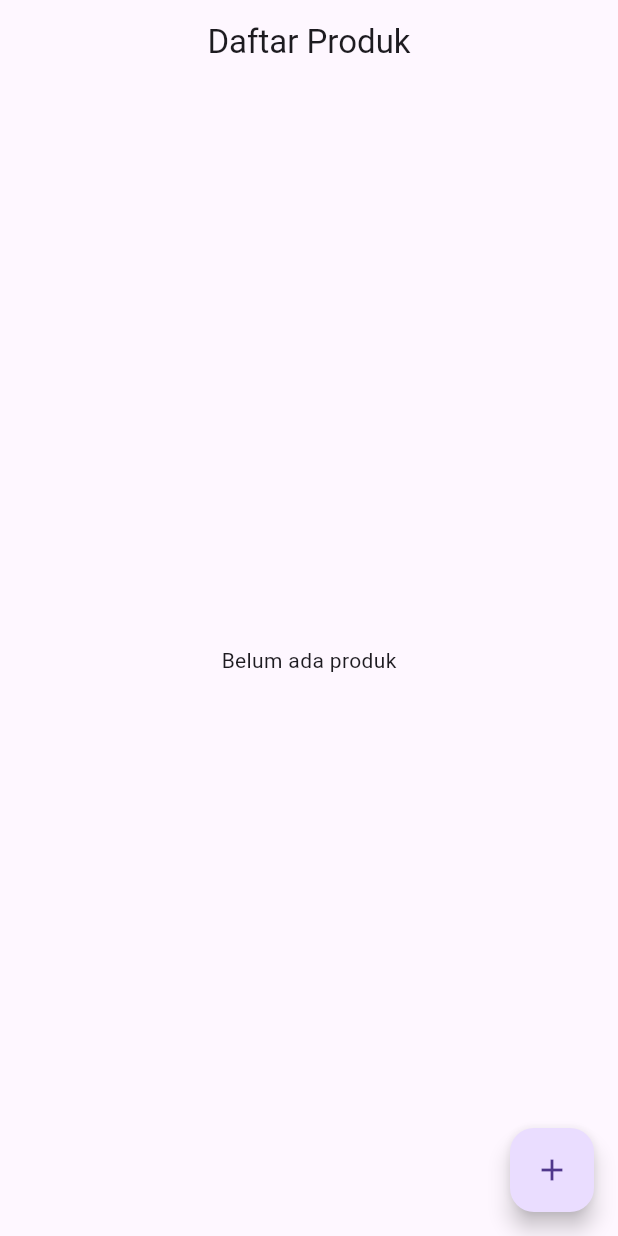
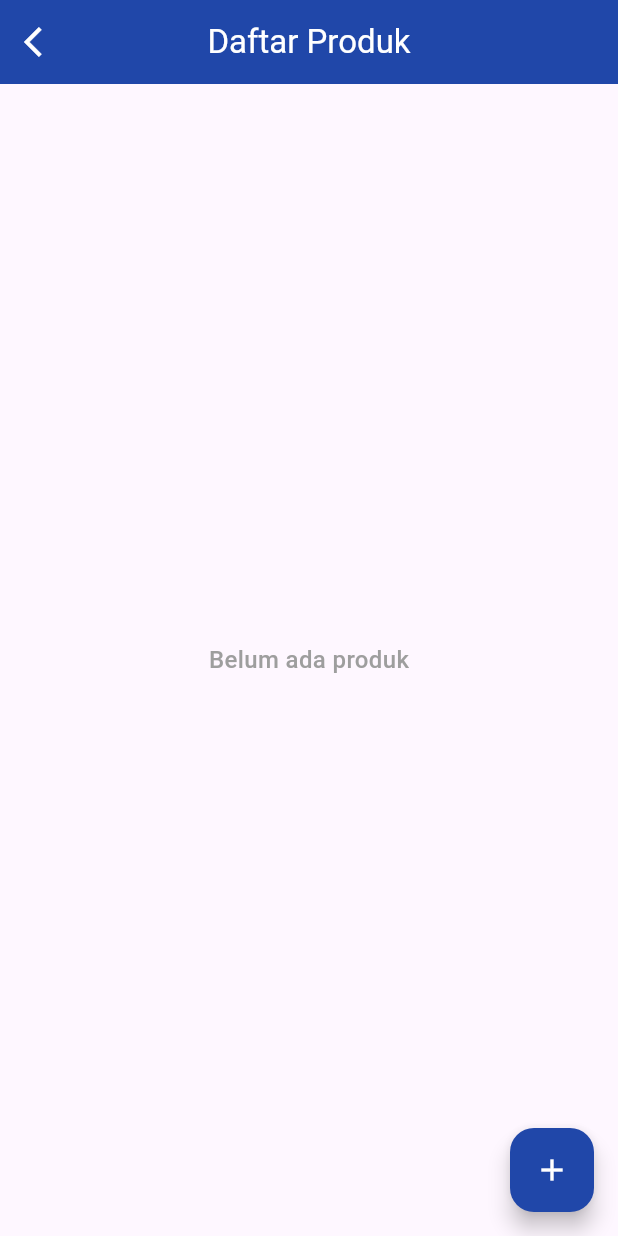
Before and after one commit to nurfaidz/simply-inventory-with-flutter, a Flutter app: the HomePage screen opened directly, after a tap on "Logout", after a tap on "Produk", on a phone screen of 412 x 824 dp. Run offline on Flutter 3.47's test engine with Material 3 defaults, Android fonts, the phone set to English and light mode, and no system bars; our stand-ins replace dio, shared_preferences; accounts and stored records are empty; network calls fail.

Commit message:
feat(header_widget.dart): replace text title with logo image to improve branding and visual appeal

```diff
--- a/lib/features/homes/home_page.dart
+++ b/lib/features/homes/home_page.dart
@@ -36,6 +36,7 @@ class _HomePageState extends State<HomePage> {
           preferredSize: Size.fromHeight(60.0),
           child: HeaderWidget(),
         ),
+        backgroundColor: const Color(0xFF2047A9),
       ),
       body: Center(
         child: GridView.count(
@@ -59,43 +60,8 @@ class _HomePageState extends State<HomePage> {
                 icon: Icons.output,
                 label: 'Barang Keluar',
                 route: '/outgoing-items'),
-            GestureDetector(
-              onTap: () => _logout(),
-              child: Container(
-                decoration: BoxDecoration(
-                  gradient: const LinearGradient(
-                    colors: [Color(0xFF4A90E2), Color(0xFF007AFF)],
-                    begin: Alignment.topLeft,
-                    end: Alignment.bottomRight,
-                  ),
-                  borderRadius: BorderRadius.circular(16),
-                  boxShadow: [
-                    BoxShadow(
-                      color: Colors.black.withOpacity(0.2),
-                      blurRadius: 8,
-                      offset: const Offset(2, 4),
-                    ),
-                  ],
-                ),
-                child: Column(
-                  mainAxisAlignment: MainAxisAlignment.center,
-                  children: [
-                    _isLoading
-                        ? const CircularProgressIndicator()
-                        : Icon(Icons.logout, size: 48, color: Colors.white),
-                    const SizedBox(height: 8),
-                    Text(
-                      'Logout',
-                      style: const TextStyle(
-                        color: Colors.white,
-                        fontSize: 16,
-                        fontWeight: FontWeight.bold,
-                      ),
-                    )
-                  ],
-                ),
-              ),
-            )
+            _buildMenuItem(context,
+                icon: Icons.logout, label: 'Logout', onTap: _logout, isLoading: _isLoading),
           ],
         ),
       ),
@@ -104,13 +70,13 @@ class _HomePageState extends State<HomePage> {
 }
 
 Widget _buildMenuItem(BuildContext context,
-    {required icon, required String label, required String route}) {
+    {required IconData icon, required String label, String? route, VoidCallback? onTap, bool isLoading = false}) {
   return GestureDetector(
-    onTap: () => Navigator.pushNamed(context, route),
+    onTap: onTap ?? () => Navigator.pushNamed(context, route!),
     child: Container(
       decoration: BoxDecoration(
         gradient: const LinearGradient(
-          colors: [Color(0xFF4A90E2), Color(0xFF007AFF)],
+          colors: [Color(0xFF2047A9), Color(0xFF102B75)],
           begin: Alignment.topLeft,
           end: Alignment.bottomRight,
         ),
@@ -126,7 +92,9 @@ Widget _buildMenuItem(BuildContext context,
       child: Column(
         mainAxisAlignment: MainAxisAlignment.center,
         children: [
-          Icon(icon, size: 48, color: Colors.white),
+          isLoading
+              ? const CircularProgressIndicator(color: Colors.white)
+              : Icon(icon, size: 48, color: Colors.white),
           const SizedBox(height: 8),
           Text(
             label,
--- a/lib/features/products/product_page.dart
+++ b/lib/features/products/product_page.dart
@@ -15,7 +15,8 @@ class _ProductPageState extends State<ProductPage> {
   void initState() {
     super.initState();
     Future.microtask(() {
-      final productProvider = Provider.of<ProductProvider>(context, listen: false);
+      final productProvider =
+          Provider.of<ProductProvider>(context, listen: false);
       final authProvider = Provider.of<AuthProvider>(context, listen: false);
       String token = authProvider.token!;
       productProvider.getProducts(token);
@@ -25,9 +26,20 @@ class _ProductPageState extends State<ProductPage> {
   @override
   Widget build(BuildContext context) {
     return Scaffold(
-      appBar: AppBar(title: const Text('Daftar Produk'), centerTitle: true, automaticallyImplyLeading: false),
+      appBar: AppBar(
+        title: const Text('Daftar Produk', style: TextStyle(color: Colors.white)),
+        centerTitle: true,
+        backgroundColor: const Color(0xFF2047A9),
+        elevation: 0,
+        leading: IconButton(
+          icon: const Icon(Icons.arrow_back_ios, color: Colors.white),
+          onPressed: () {
+            Navigator.pop(context);
+          },
+        ),
+      ),
       body: Padding(
-        padding: const EdgeInsets.symmetric(horizontal: 16, vertical: 8),
+        padding: const EdgeInsets.all(16),
         child: Consumer<ProductProvider>(
           builder: (context, productProvider, _) {
             if (productProvider.isLoading) {
@@ -35,14 +47,29 @@ class _ProductPageState extends State<ProductPage> {
             }
 
             if (productProvider.products.isEmpty) {
-              return const Center(child: Text('Belum ada produk'));
+              return const Center(
+                child: Text(
+                  'Belum ada produk',
+                  style: TextStyle(
+                      fontSize: 16,
+                      fontWeight: FontWeight.w500,
+                      color: Colors.grey),
+                ),
+              );
             }
 
-            return ListView.builder(
+            return ListView.separated(
               itemCount: productProvider.products.length,
+              separatorBuilder: (_, __) => const SizedBox(height: 10),
               itemBuilder: (context, index) {
                 final product = productProvider.products[index];
-                return _buildProductCard(context: context, productId:product['id'], name: product['name'] ?? '-', stock: product['stock'], imageUrl: product['image_url'] ?? 'https://fakeimg.pl/150');
+                return _buildProductCard(
+                  context: context,
+                  productId: product['id'],
+                  name: product['name'] ?? '-',
+                  stock: product['stock'],
+                  imageUrl: product['image_url'] ?? 'https://fakeimg.pl/150',
+                );
               },
             );
           },
@@ -52,37 +79,55 @@ class _ProductPageState extends State<ProductPage> {
         onPressed: () {
           Navigator.pushNamed(context, '/products/create');
         },
-        child: const Icon(Icons.add),
+        backgroundColor: const Color(0xFF2047A9),
+        child: const Icon(Icons.add, color: Colors.white),
       ),
     );
   }
 
-  Widget _buildProductCard(
-      {required BuildContext context,
-      required int productId,
-      required String name,
-      required int stock,
-      required String imageUrl}) {
+  Widget _buildProductCard({
+    required BuildContext context,
+    required int productId,
+    required String name,
+    required int stock,
+    required String imageUrl,
+  }) {
     return Card(
       margin: const EdgeInsets.symmetric(vertical: 8),
       shape: RoundedRectangleBorder(borderRadius: BorderRadius.circular(12)),
       elevation: 4,
+      shadowColor: Colors.grey.withOpacity(0.3),
       child: ListTile(
+        contentPadding:
+            const EdgeInsets.symmetric(horizontal: 16, vertical: 10),
         leading: ClipRRect(
           borderRadius: BorderRadius.circular(8),
           child: Image.network(
             imageUrl,
-            width: 50,
-            height: 50,
+            width: 60,
+            height: 60,
             fit: BoxFit.cover,
+            errorBuilder: (context, error, stackTrace) => Container(
+              width: 60,
+              height: 60,
+              color: Colors.grey[300],
+              child: const Icon(Icons.image_not_supported, color: Colors.grey),
+            ),
           ),
         ),
         title: Text(
           name,
-          style: const TextStyle(fontSize: 16, fontWeight: FontWeight.bold),
+          style: const TextStyle(
+              fontSize: 16,
+              fontWeight: FontWeight.bold,
+              color: Colors.black87),
         ),
-        subtitle: Text('Stock: $stock', style: const TextStyle(color: Colors.grey)),
-        trailing: const Icon(Icons.arrow_forward_ios, size: 16),
+        subtitle: Text(
+          'Stock: $stock',
+          style: const TextStyle(color: Colors.black87),
+        ),
+        trailing: const Icon(Icons.arrow_forward_ios,
+            size: 16, color: Color(0xFF2047A9)),
         onTap: () {
           Navigator.pushNamed(
             context,
@@ -90,7 +135,7 @@ class _ProductPageState extends State<ProductPage> {
             arguments: {
               'productId': productId,
               'token': Provider.of<AuthProvider>(context, listen: false).token,
-            }
+            },
           );
         },
       ),
--- a/lib/widgets/header_widget.dart
+++ b/lib/widgets/header_widget.dart
@@ -7,7 +7,7 @@ class HeaderWidget extends StatelessWidget {
   Widget build(BuildContext context) {
     return AppBar(
       automaticallyImplyLeading: false,
-      title: const Text('Simple Inventory'),
+      title: Image.asset('assets/images/logo/logo.png', height: 40),
       actions: [
         GestureDetector(
           onTap: () {
```
Also changed, not shown: lib/features/products/product_detail_page.dart (+51 -20 lines).
